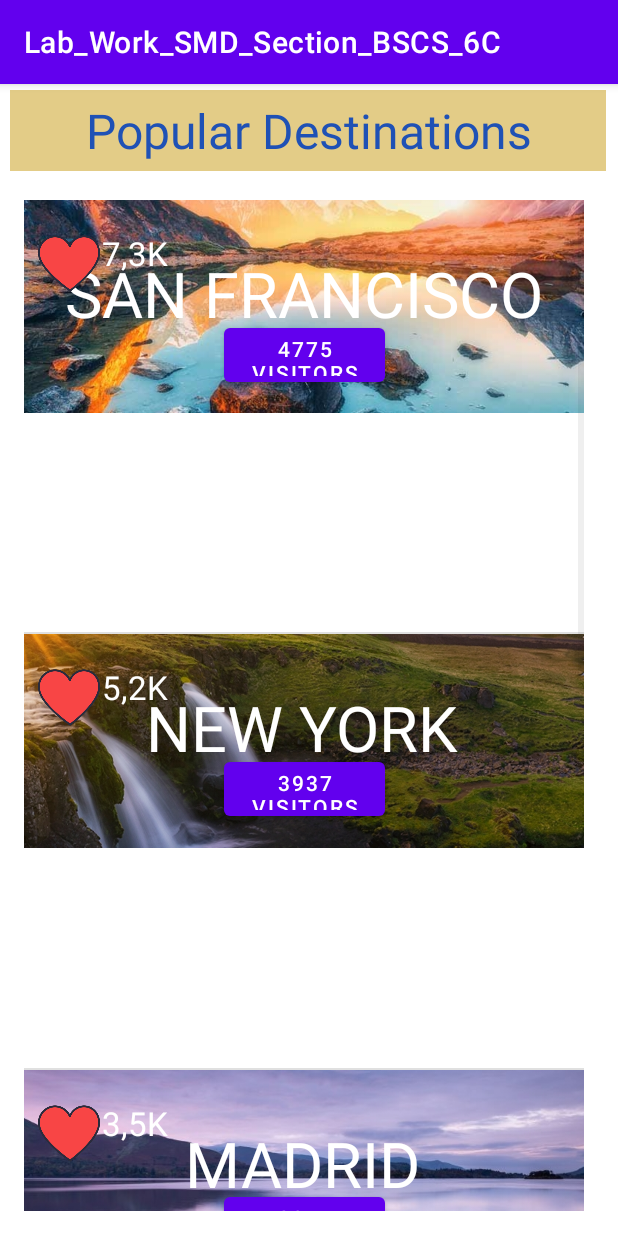
After one commit to 7alhaAhmad/SMD_6C, an Android app: the Task03MainActivityListView screen opened directly, with no data from a screen before it, on a phone screen of 412 x 824 dp. The commit adds this screen. Run offline under Robolectric (Android 15) with nearby library versions, the phone set to English and light mode, and no system bars.

Commit message:
SMD_6C Task 03 ListView

```diff
--- a/app/src/main/AndroidManifest.xml
+++ b/app/src/main/AndroidManifest.xml
@@ -18,6 +18,15 @@
         android:roundIcon="@mipmap/ic_launcher_round"
         android:supportsRtl="true"
         android:theme="@style/Theme.Lab_Work_SMD_Section_BSCS_6C">
+        <activity
+            android:name=".Task03ListView.Task03MainActivityListView"
+            android:exported="true">
+            <intent-filter>
+                <action android:name="android.intent.action.MAIN" />
+
+                <category android:name="android.intent.category.LAUNCHER" />
+            </intent-filter>
+        </activity>
         <activity
             android:name=".FileHandlingExample.FileHandlingExampleOne"
             android:exported="true">
--- /dev/null
+++ b/app/src/main/java/com/example/lab_work_smd_section_bscs_6c/Task03ListView/Task03MainActivityListView.java
@@ -0,0 +1,35 @@
+package com.example.lab_work_smd_section_bscs_6c.Task03ListView;
+
+import androidx.appcompat.app.AppCompatActivity;
+
+import android.content.Context;
+import android.os.Bundle;
+import android.widget.ListView;
+
+import com.example.lab_work_smd_section_bscs_6c.R;
+
+public class Task03MainActivityListView extends AppCompatActivity {
+
+    ListView listView;
+    String[] citiesArr;
+    String[] visitsArr;
+    String[] likesArr;
+
+    int img[] = {R.drawable.a,R.drawable.b,R.drawable.c,R.drawable.d,R.drawable.e};
+    int dill[] = {R.drawable.dill,R.drawable.dill,R.drawable.dill,R.drawable.dill,R.drawable.dill};
+    @Override
+    protected void onCreate(Bundle savedInstanceState) {
+        super.onCreate(savedInstanceState);
+        setContentView(R.layout.activity_task03_main_list_view);
+        listView = findViewById(R.id.lstviewt3);
+
+        Context context = getApplicationContext();
+        citiesArr = context.getResources().getStringArray(R.array.citiesArr);
+        visitsArr = context.getResources().getStringArray(R.array.visitsArr);
+        likesArr = context.getResources().getStringArray(R.array.likesArr);
+
+        listViewAdapter adapter = new listViewAdapter(this, citiesArr, likesArr, visitsArr, img, dill);
+        listView.setAdapter(adapter);
+
+    }
+}
--- /dev/null
+++ b/app/src/main/java/com/example/lab_work_smd_section_bscs_6c/Task03ListView/listViewAdapter.java
@@ -0,0 +1,63 @@
+package com.example.lab_work_smd_section_bscs_6c.Task03ListView;
+
+import android.app.Activity;
+import android.view.LayoutInflater;
+import android.view.View;
+import android.view.ViewGroup;
+import android.widget.ArrayAdapter;
+import android.widget.Button;
+import android.widget.ImageView;
+import android.widget.TextView;
+
+import androidx.annotation.NonNull;
+import androidx.annotation.Nullable;
+
+import com.example.lab_work_smd_section_bscs_6c.R;
+
+public class listViewAdapter extends ArrayAdapter<String> {
+    Activity activity;
+    String[] text;
+    String[] textLikes;
+    String[] textButton;
+    int[] img;
+    int[] dill;
+
+    public listViewAdapter(@NonNull Activity activity, String[] text, String[] textLikes, String[] textButton, int[] img, int[] dill)
+    {
+        super(activity, R.layout.imgvewforlstvewt3, text);
+        this.activity = activity;
+        this.text = text;
+        this.textLikes = textLikes;
+        this.textButton = textButton;
+        this.img = img;
+        this.dill = dill;
+    }
+
+    @NonNull
+    @Override
+    public View getView(int position, @Nullable View convertView, @NonNull ViewGroup parent)
+    {
+        LayoutInflater layoutInflater = activity.getLayoutInflater();
+        View viewHolder = layoutInflater.inflate(R.layout.imgvewforlstvewt3, null);
+
+        TextView textViewCities, textViewLikes;
+        ImageView imageViewCities, imageViewLikes;
+        Button visitButton;
+
+        textViewCities = viewHolder.findViewById(R.id.citynameonimg);
+        textViewLikes = viewHolder.findViewById(R.id.likestxt);
+        imageViewCities = viewHolder.findViewById(R.id.imgonlist);
+        imageViewLikes = viewHolder.findViewById(R.id.dillimg);
+        visitButton = viewHolder.findViewById(R.id.visitbutton);
+
+        textViewCities.setText(text[position]);
+        textViewLikes.setText(textLikes[position]);
+        imageViewCities.setImageResource(img[position]);
+        imageViewLikes.setImageResource(dill[position]);
+        visitButton.setText(textButton[position]);
+
+
+        return viewHolder;
+    }
+
+}
--- a/app/src/main/res/layout/activity_file_handling_example_one.xml
+++ b/app/src/main/res/layout/activity_file_handling_example_one.xml
@@ -48,7 +48,7 @@
         android:id="@+id/txtfileshowdata"
         android:layout_width="288dp"
         android:layout_height="46dp"
-        android:text="@string/textview"
+        android:text="@string/showreadfh"
         app:layout_constraintBottom_toBottomOf="parent"
         app:layout_constraintEnd_toEndOf="parent"
         app:layout_constraintHorizontal_bias="0.432"
--- /dev/null
+++ b/app/src/main/res/layout/activity_task03_main_list_view.xml
@@ -0,0 +1,35 @@
+<?xml version="1.0" encoding="utf-8"?>
+<androidx.constraintlayout.widget.ConstraintLayout xmlns:android="http://schemas.android.com/apk/res/android"
+    xmlns:app="http://schemas.android.com/apk/res-auto"
+    xmlns:tools="http://schemas.android.com/tools"
+    android:layout_width="match_parent"
+    android:layout_height="match_parent"
+    tools:context=".Task03ListView.Task03MainActivityListView">
+
+    <ListView
+        android:id="@+id/lstviewt3"
+        android:layout_width="373dp"
+        android:layout_height="674dp"
+        app:layout_constraintBottom_toBottomOf="parent"
+        app:layout_constraintEnd_toEndOf="parent"
+        app:layout_constraintHorizontal_bias="0.407"
+        app:layout_constraintStart_toStartOf="parent"
+        app:layout_constraintTop_toBottomOf="@+id/popdsttxtvw"
+        app:layout_constraintVertical_bias="0.537" />
+
+    <TextView
+        android:id="@+id/popdsttxtvw"
+        android:layout_width="397dp"
+        android:layout_height="54dp"
+        android:layout_marginTop="4dp"
+        android:background="#E3CC87"
+        android:foregroundGravity="center_vertical|center|center_horizontal"
+        android:gravity="center|center_horizontal|center_vertical"
+        android:text="@string/popular_destinations"
+        android:textColor="#1F51B5"
+        android:textSize="32sp"
+        app:layout_constraintEnd_toEndOf="parent"
+        app:layout_constraintHorizontal_bias="0.454"
+        app:layout_constraintStart_toStartOf="parent"
+        app:layout_constraintTop_toTopOf="parent" />
+</androidx.constraintlayout.widget.ConstraintLayout>
--- /dev/null
+++ b/app/src/main/res/layout/imgvewforlstvewt3.xml
@@ -0,0 +1,76 @@
+<?xml version="1.0" encoding="utf-8"?>
+<androidx.constraintlayout.widget.ConstraintLayout xmlns:android="http://schemas.android.com/apk/res/android"
+    xmlns:app="http://schemas.android.com/apk/res-auto"
+    xmlns:tools="http://schemas.android.com/tools"
+    android:layout_width="match_parent"
+    android:layout_height="match_parent">
+
+    <ImageView
+        android:id="@+id/imgonlist"
+        android:layout_width="wrap_content"
+        android:layout_height="wrap_content"
+        android:contentDescription="@string/todo"
+        android:scaleType="fitStart"
+        app:layout_constraintBottom_toBottomOf="parent"
+        app:layout_constraintEnd_toEndOf="parent"
+        app:layout_constraintHorizontal_bias="0.498"
+        app:layout_constraintStart_toStartOf="parent"
+        app:layout_constraintTop_toTopOf="parent"
+        app:layout_constraintVertical_bias="0.091"
+        tools:ignore="ImageContrastCheck"
+        tools:srcCompat="@tools:sample/avatars" />
+
+    <TextView
+        android:id="@+id/citynameonimg"
+        android:layout_width="wrap_content"
+        android:layout_height="wrap_content"
+        android:text="@string/citynameonimg"
+        android:textColor="#FFFFFF"
+        android:textSize="42sp"
+        app:layout_constraintBottom_toBottomOf="parent"
+        app:layout_constraintEnd_toEndOf="parent"
+        app:layout_constraintHorizontal_bias="0.495"
+        app:layout_constraintStart_toStartOf="parent"
+        app:layout_constraintTop_toTopOf="parent"
+        app:layout_constraintVertical_bias="0.146"
+        tools:ignore="TextContrastCheck" />
+
+    <Button
+        android:id="@+id/visitbutton"
+        android:layout_width="107dp"
+        android:layout_height="48dp"
+        android:text="@string/button"
+        app:layout_constraintBottom_toBottomOf="parent"
+        app:layout_constraintEnd_toEndOf="parent"
+        app:layout_constraintStart_toStartOf="parent"
+        app:layout_constraintTop_toTopOf="parent"
+        app:layout_constraintVertical_bias="0.33" />
+
+    <TextView
+        android:id="@+id/likestxt"
+        android:layout_width="wrap_content"
+        android:layout_height="wrap_content"
+        android:text="@string/likestxt"
+        android:textColor="#FFFFFF"
+        android:textSize="22sp"
+        app:layout_constraintBottom_toBottomOf="parent"
+        app:layout_constraintEnd_toEndOf="parent"
+        app:layout_constraintHorizontal_bias="0.158"
+        app:layout_constraintStart_toStartOf="parent"
+        app:layout_constraintTop_toTopOf="parent"
+        app:layout_constraintVertical_bias="0.079"
+        tools:ignore="TextContrastCheck" />
+
+    <ImageView
+        android:id="@+id/dillimg"
+        android:layout_width="41dp"
+        android:layout_height="58dp"
+        android:contentDescription="@string/todo"
+        app:layout_constraintBottom_toBottomOf="parent"
+        app:layout_constraintEnd_toEndOf="parent"
+        app:layout_constraintHorizontal_bias="0.028"
+        app:layout_constraintStart_toStartOf="parent"
+        app:layout_constraintTop_toTopOf="parent"
+        app:layout_constraintVertical_bias="0.058"
+        tools:srcCompat="@tools:sample/avatars" />
+</androidx.constraintlayout.widget.ConstraintLayout>
--- a/app/src/main/res/values/strings.xml
+++ b/app/src/main/res/values/strings.xml
@@ -5,13 +5,47 @@
     <string name="name">name</string>
     <string name="check_permission">Check Permission</string>
     <string name="request_permission">Request Permission</string>
-    <string name="todo">TODO</string>
+<!--    <string name="todo">TODO</string>-->
     <string name="download_image">Download Image</string>
     <string name="web_content_will_appear_here">Web Content will appear here</string>
     <string name="download_web_content">Download Web Content</string>
     <string name="check_permissions">Check Permissions...</string>
     <string name="show_file">Show File</string>
     <string name="save_file">Save File</string>
-    <string name="textview">TextView</string>
+<!--    <string name="textview">TextView</string>-->
     <string name="write_your_text">Write Your Text</string>
+<!--    <string name="textview">TextView</string>-->
+    <string name="button">Button</string>
+<!--    <string name="textview">TextView</string>-->
+    <string name="todo">TODO</string>
+    <string name="showreadfh">showreadfh</string>
+    <string name="citynameonimg">citynameonimg</string>
+    <string name="likestxt">likestxt</string>
+    <string name="popular_destinations">Popular Destinations</string>
+    <!--    <string name="todo">TODO</string>-->
+
+    <string-array name="citiesArr">
+        <item>SAN FRANCISCO</item>
+        <item>NEW YORK</item>
+        <item>MADRID</item>
+        <item>STAVANGER</item>
+        <item>GOJRA</item>
+    </string-array>
+
+    <string-array name="visitsArr">
+        <item>4775 VISITORS</item>
+        <item>3937 VISITORS</item>
+        <item>2375 VISITORS</item>
+        <item>2125 VISITORS</item>
+        <item>9876 VISITORS</item>
+    </string-array>
+
+    <string-array name="likesArr">
+        <item>7,3K</item>
+        <item>5,2K </item>
+        <item>3,5K</item>
+        <item>3,1K</item>
+        <item>9,9K</item>
+    </string-array>
+
 </resources>
```
Also changed, not shown: app/src/main/res/drawable-v24/a.jpg (added), app/src/main/res/drawable-v24/b.jpg (added), app/src/main/res/drawable-v24/c.jpg (added), app/src/main/res/drawable-v24/d.jpg (added), app/src/main/res/drawable-v24/dill.png (added), app/src/main/res/drawable-v24/e.jpg (added).
